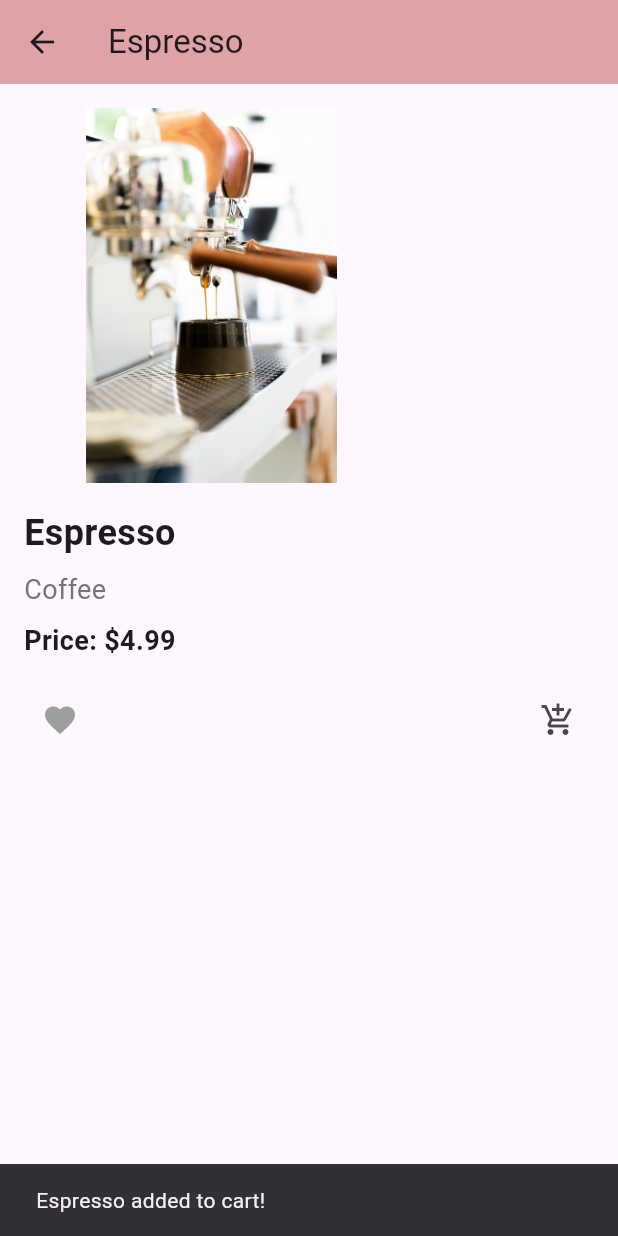
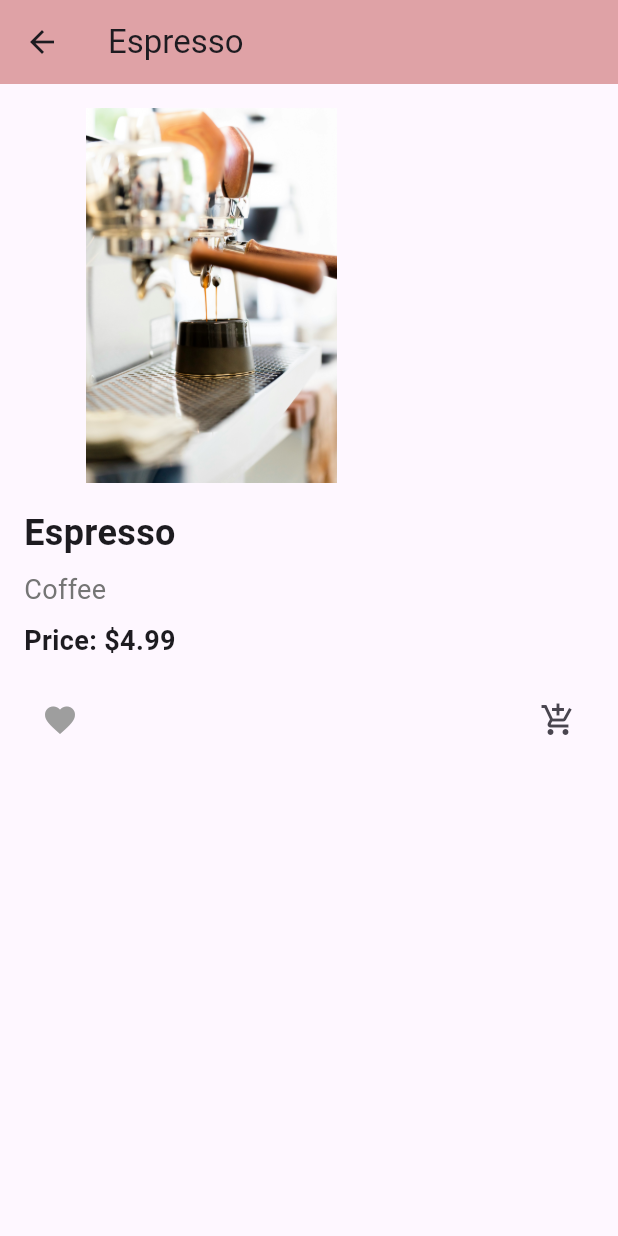
Before and after one commit to amira7assan/coffee-Donuts, a Flutter app: the ProductDetailsPage screen opened directly with sample values from the repository, after a tap on the "add shopping cart" icon, on a phone screen of 412 x 824 dp. Run offline on Flutter 3.47's test engine with Material 3 defaults, Android fonts, the phone set to English and light mode, and no system bars; network calls fail.

Commit message:
added to cart and favorite successfully every ware

```diff
--- a/lib/pages/details.dart
+++ b/lib/pages/details.dart
@@ -1,39 +1,26 @@
 import 'package:flutter/material.dart';
 import 'package:mobile_project/models/product.dart';
-import 'package:mobile_project/widget/bottomNavigationBar.dart';
+import 'package:mobile_project/widget/add_to_cart_icon.dart';
+import 'package:mobile_project/widget/favourit_icon.dart';
 
 class ProductDetailsPage extends StatefulWidget {
   final Product product;
+  final Function(Product) onAddToCart;
+  final Function(Product) onAddToFavorites;
+  final bool isFavorite;
 
-  ProductDetailsPage({required this.product});
+  ProductDetailsPage({
+    required this.product,
+    required this.onAddToCart,
+    required this.onAddToFavorites,
+    required this.isFavorite,
+  });
 
   @override
   _ProductDetailsPageState createState() => _ProductDetailsPageState();
 }
 
 class _ProductDetailsPageState extends State<ProductDetailsPage> {
-  int _selectedIndex = 0;
-  bool isFavorite = false;
-
-  void _onItemTapped(int index) {
-    setState(() {
-      _selectedIndex = index;
-    });
-  }
-
-  void onAddToFavorites(Product product) {
-    setState(() {
-      isFavorite = !isFavorite;
-    });
-  }
-
-  // Add product to shopping cart
-  void onAddToCart(Product product) {
-    ScaffoldMessenger.of(context).showSnackBar(
-      SnackBar(content: Text('${product.title} added to cart!')),
-    );
-  }
-
   @override
   Widget build(BuildContext context) {
     return Scaffold(
@@ -75,29 +62,20 @@ class _ProductDetailsPageState extends State<ProductDetailsPage> {
             Row(
               mainAxisAlignment: MainAxisAlignment.spaceBetween,
               children: [
-                Padding(
-                  padding: const EdgeInsets.only(right: 50),
-                  child: IconButton(
-                    icon: Icon(
-                      Icons.favorite,
-                      color: isFavorite ? Colors.red : Colors.grey,
-                    ),
-                    onPressed: () => onAddToFavorites(widget.product),
-                  ),
+                FavoriteIcon(
+                  product: widget.product,
+                  isFavorite: widget.isFavorite,
+                  onToggleFavorite: () => widget.onAddToFavorites(widget.product),
                 ),
-                IconButton(
-                  icon: const Icon(Icons.add_shopping_cart),
-                  onPressed: () => onAddToCart(widget.product),
+                AddToCartIcon(
+                  product: widget.product,
+                  onAddToCart: () => widget.onAddToCart(widget.product),
                 ),
               ],
             ),
           ],
         ),
       ),
-      /*bottomNavigationBar: BottomNavBar(
-        selectedIndex: _selectedIndex,
-        onItemTapped: _onItemTapped,
-      ),*/
     );
   }
 }
--- a/pubspec.yaml
+++ b/pubspec.yaml
@@ -28,6 +28,8 @@ environment:
 # the latest version available on pub.dev. To see which dependencies have newer
 # versions available, run `flutter pub outdated`.
 dependencies:
+  provider: ^6.0.0
+
   flutter:
     sdk: flutter
 
```
Also changed, not shown: lib/pages/HomePage.dart (+8 -9 lines), lib/widget/ProductList.dart (+26 -13 lines), lib/widget/Search.dart (+23 -3 lines), pubspec.lock.
